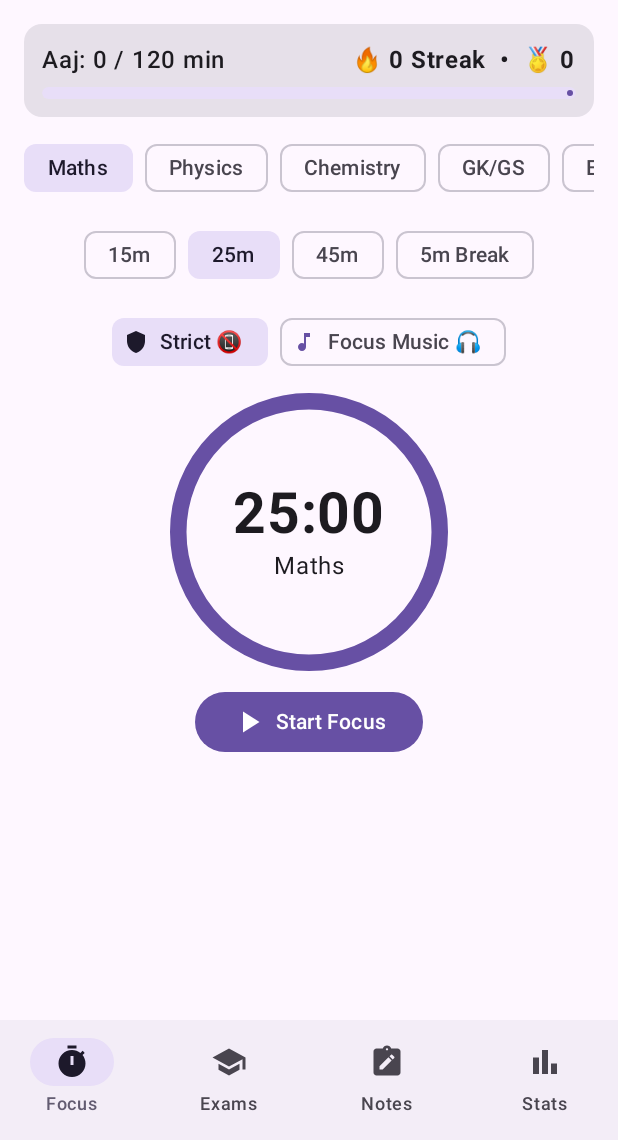
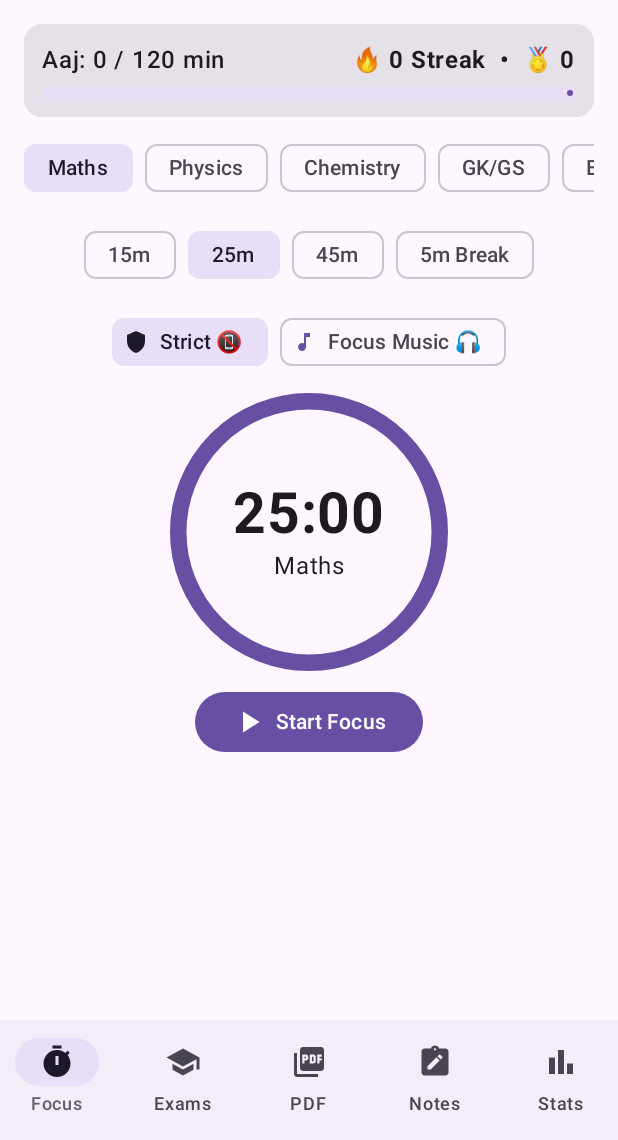
Before and after one commit to pyushkushwah531-cpu/StudyPulse, an Android app built with Jetpack Compose: the screen it shows after launch (MainActivity), on a phone screen of 412 x 824 dp, the part 96-1236 px from its top. Run offline under Robolectric (Android 15) with nearby library versions, the phone set to English and light mode, and no system bars.

Commit message:
Update MainActivity.kt

```diff
--- a/app/src/main/java/com/student/studypulse/MainActivity.kt
+++ b/app/src/main/java/com/student/studypulse/MainActivity.kt
@@ -11,17 +11,30 @@ import androidx.activity.ComponentActivity
 import androidx.activity.compose.rememberLauncherForActivityResult
 import androidx.activity.compose.setContent
 import androidx.activity.result.contract.ActivityResultContracts
+import androidx.compose.animation.core.Animatable
+import androidx.compose.animation.core.FastOutSlowInEasing
+import androidx.compose.animation.core.tween
+import androidx.compose.foundation.Image
+import androidx.compose.foundation.background
 import androidx.compose.foundation.layout.*
 import androidx.compose.material.icons.Icons
 import androidx.compose.material.icons.filled.*
 import androidx.compose.material3.*
 import androidx.compose.runtime.*
+import androidx.compose.runtime.saveable.rememberSaveable
 import androidx.compose.ui.Alignment
 import androidx.compose.ui.Modifier
+import androidx.compose.ui.draw.alpha
+import androidx.compose.ui.draw.scale
+import androidx.compose.ui.graphics.Brush
+import androidx.compose.ui.graphics.Color
 import androidx.compose.ui.platform.LocalContext
+import androidx.compose.ui.res.painterResource
 import androidx.compose.ui.text.font.FontWeight
 import androidx.compose.ui.unit.dp
+import androidx.compose.ui.unit.sp
 import androidx.core.content.ContextCompat
+import kotlinx.coroutines.delay
 import java.util.Locale
 
 class MainActivity : ComponentActivity() {
@@ -30,8 +43,12 @@ class MainActivity : ComponentActivity() {
         setContent {
             val prefs = remember { getSharedPreferences("studypulse_prefs", Context.MODE_PRIVATE) }
             var isDark by remember { mutableStateOf(prefs.getBoolean("dark_mode", false)) }
+            var showSplash by rememberSaveable { mutableStateOf(true) }
 
             MaterialTheme(colorScheme = if (isDark) darkColorScheme() else lightColorScheme()) {
+                if (showSplash) {
+                    SplashScreen(onDone = { showSplash = false })
+                } else {
                     StudyPulseApp(
                         isDark = isDark,
                         onToggleDark = {
@@ -42,6 +59,7 @@ class MainActivity : ComponentActivity() {
                 }
             }
         }
+    }
 
     override fun onStop() {
         super.onStop()
@@ -49,6 +67,60 @@ class MainActivity : ComponentActivity() {
         val s = TimerStateHolder.state.value
         if (!isChangingConfigurations && pm.isInteractive && s.isRunning && !s.isBreak && s.strictMode) {
             TimerStateHolder.markFocusBroken()
+        }
+    }
+}
+
+@Composable
+fun SplashScreen(onDone: () -> Unit) {
+    val scaleAnim = remember { Animatable(0.6f) }
+    val alphaAnim = remember { Animatable(0f) }
+
+    LaunchedEffect(Unit) {
+        scaleAnim.animateTo(1f, animationSpec = tween(700, easing = FastOutSlowInEasing))
+    }
+    LaunchedEffect(Unit) {
+        alphaAnim.animateTo(1f, animationSpec = tween(700))
+        delay(2300L)
+        onDone()
+    }
+
+    Box(
+        modifier = Modifier
+            .fillMaxSize()
+            .background(Brush.verticalGradient(listOf(Color(0xFF312E81), Color(0xFF4F46E5)))),
+        contentAlignment = Alignment.Center
+    ) {
+        Column(
+            horizontalAlignment = Alignment.CenterHorizontally,
+            modifier = Modifier.scale(scaleAnim.value).alpha(alphaAnim.value)
+        ) {
+            Image(
+                painter = painterResource(id = R.drawable.ic_app_icon),
+                contentDescription = "StudyPulse Logo",
+                modifier = Modifier.size(110.dp)
+            )
+            Spacer(Modifier.height(20.dp))
+            Text(
+                text = "StudyPulse",
+                fontSize = 36.sp,
+                fontWeight = FontWeight.ExtraBold,
+                letterSpacing = 2.sp,
+                color = Color.White
+            )
+            Spacer(Modifier.height(6.dp))
+            Text(
+                text = "Focus • Track • Master",
+                fontSize = 14.sp,
+                letterSpacing = 1.5.sp,
+                color = Color(0xFFE0E7FF)
+            )
+            Spacer(Modifier.height(28.dp))
+            CircularProgressIndicator(
+                color = Color(0xFFFBBF24),
+                strokeWidth = 3.dp,
+                modifier = Modifier.size(28.dp)
+            )
         }
     }
 }
@@ -88,8 +160,9 @@ fun StudyPulseApp(isDark: Boolean, onToggleDark: () -> Unit) {
             NavigationBar {
                 NavigationBarItem(selected = selectedTab == 0, onClick = { selectedTab = 0 }, icon = { Icon(Icons.Default.Timer, "Focus") }, label = { Text("Focus") })
                 NavigationBarItem(selected = selectedTab == 1, onClick = { selectedTab = 1 }, icon = { Icon(Icons.Default.School, "Exams") }, label = { Text("Exams") })
-                NavigationBarItem(selected = selectedTab == 2, onClick = { selectedTab = 2 }, icon = { Icon(Icons.Default.NoteAlt, "Notes") }, label = { Text("Notes") })
-                NavigationBarItem(selected = selectedTab == 3, onClick = { selectedTab = 3 }, icon = { Icon(Icons.Default.BarChart, "Stats") }, label = { Text("Stats") })
+                NavigationBarItem(selected = selectedTab == 2, onClick = { selectedTab = 2 }, icon = { Icon(Icons.Default.PictureAsPdf, "PDF") }, label = { Text("PDF") })
+                NavigationBarItem(selected = selectedTab == 3, onClick = { selectedTab = 3 }, icon = { Icon(Icons.Default.NoteAlt, "Notes") }, label = { Text("Notes") })
+                NavigationBarItem(selected = selectedTab == 4, onClick = { selectedTab = 4 }, icon = { Icon(Icons.Default.BarChart, "Stats") }, label = { Text("Stats") })
             }
         }
     ) { padding ->
@@ -97,8 +170,9 @@ fun StudyPulseApp(isDark: Boolean, onToggleDark: () -> Unit) {
             when (selectedTab) {
                 0 -> FocusScreen(prefs)
                 1 -> ExamTrackerScreen(prefs)
-                2 -> NotesAndFlashcardsScreen(prefs)
-                3 -> StatsScreen(prefs)
+                2 -> PdfReaderScreen(prefs)
+                3 -> NotesAndFlashcardsScreen(prefs)
+                4 -> StatsScreen(prefs)
             }
         }
     }
@@ -147,7 +221,7 @@ fun StudyPulseApp(isDark: Boolean, onToggleDark: () -> Unit) {
                         }
                     }
                     HorizontalDivider()
-                    Text("StudyPulse v3.0 • 100% Offline\nAapke saare notes, mistakes aur study record sirf aapke phone mein safe rehte hain.", style = MaterialTheme.typography.bodySmall)
+                    Text("StudyPulse v4.0 • 100% Offline\nAapke saare PDFs, notes, mistakes aur study record sirf aapke phone mein safe rehte hain.", style = MaterialTheme.typography.bodySmall)
                 }
             },
             confirmButton = { TextButton(onClick = { showSettings = false }) { Text("Done") } }
```
Lines whose indentation alone changed are shown as unchanged.
